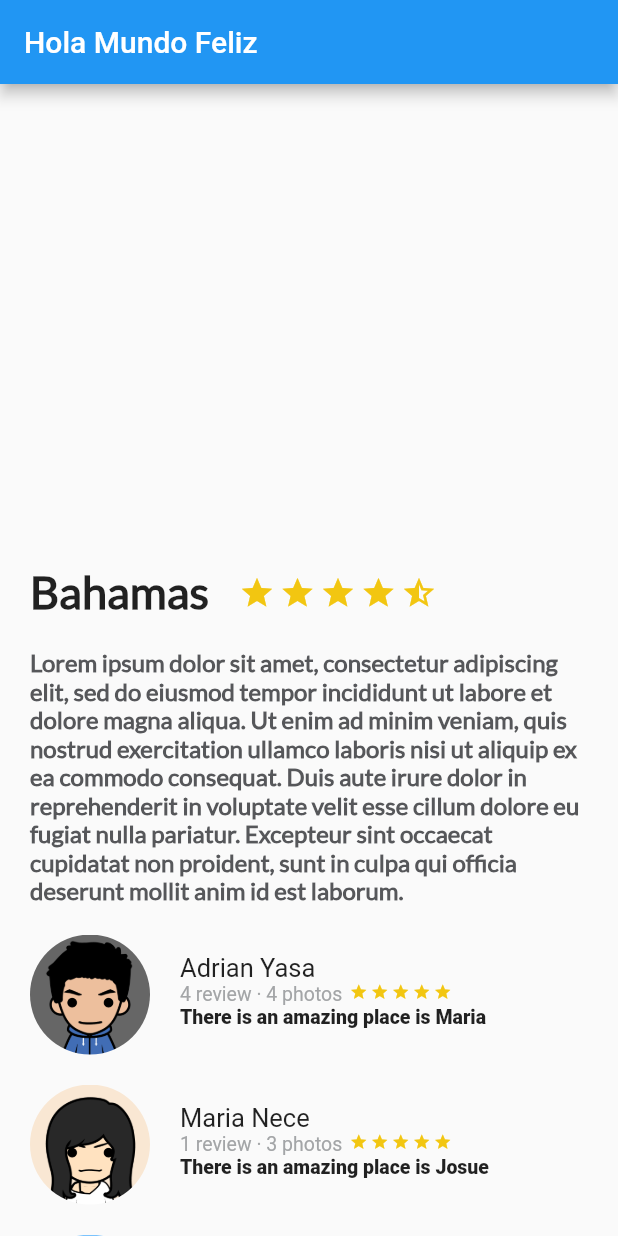
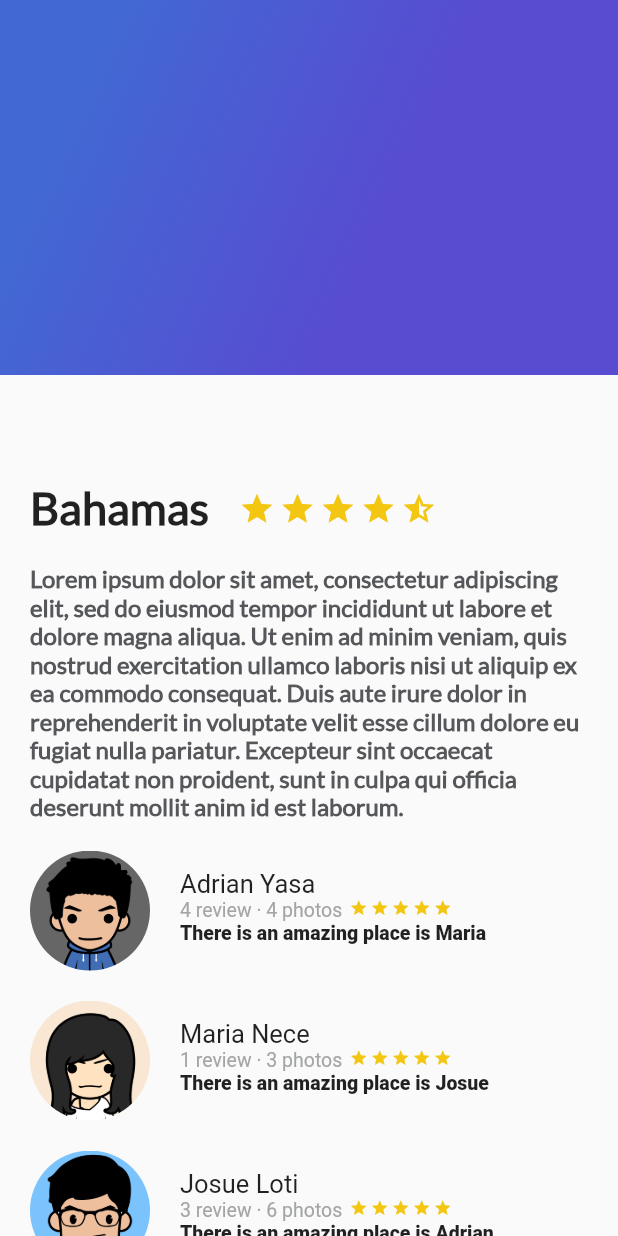
Before and after one commit to MartinVargasP/Trips, a Flutter app: the screen it shows after launch, on a phone screen of 412 x 824 dp. Run offline on Flutter 3.47's test engine with Material 2 defaults, Android fonts, the phone set to English and light mode, and no system bars; Roboto replaces fonts that are missing (Late).

Commit message:
Gradient

```diff
--- /dev/null
+++ b/lib/gradient_back.dart
@@ -0,0 +1,23 @@
+import 'package:flutter/material.dart';
+
+class GradientBack extends StatelessWidget{
+  @override
+  Widget build(BuildContext context) {
+    // TODO: implement build
+    return Container(
+      height: 250.0,
+      decoration: BoxDecoration(
+        gradient: LinearGradient(
+            colors: [
+              Color(0xFF4268D3),
+              Color(0xFF584CD1)
+            ],
+          begin: FractionalOffset(0.2, 0.0),
+          end: FractionalOffset(1.0, 0.6),
+          stops: [0.0, 0.6],
+          tileMode: TileMode.clamp
+        )
+      ),
+    );
+  }
+}
--- a/lib/main.dart
+++ b/lib/main.dart
@@ -1,6 +1,7 @@
 import 'package:flutter/material.dart';
 import 'description_place.dart';
 import 'review_list.dart';
+import 'gradient_back.dart';
 
 void main() => runApp(MyApp());
 
@@ -26,19 +27,20 @@ class MyApp extends StatelessWidget {
         primarySwatch: Colors.blue,
       ),
       home: Scaffold(
-        appBar: AppBar(
-          title: Text('Hola Mundo Feliz'),
-        ),
-        body: new ListView(
+        body: Stack(
+          children: <Widget>[
+            ListView(
               children: <Widget>[
                 DescriptionPLace('Bahamas',4,descriptionDummy),
                 ReviewList(),
                 Container(
-              padding: EdgeInsets.all(20.0),
+                  margin: EdgeInsets.all(10.0),
                 )
               ],
-        )
-        //body: ReviewList(),
+            ),
+            GradientBack()
+          ],
+        ),
       ),
     );
   }
```
Lines whose indentation alone changed are shown as unchanged.
